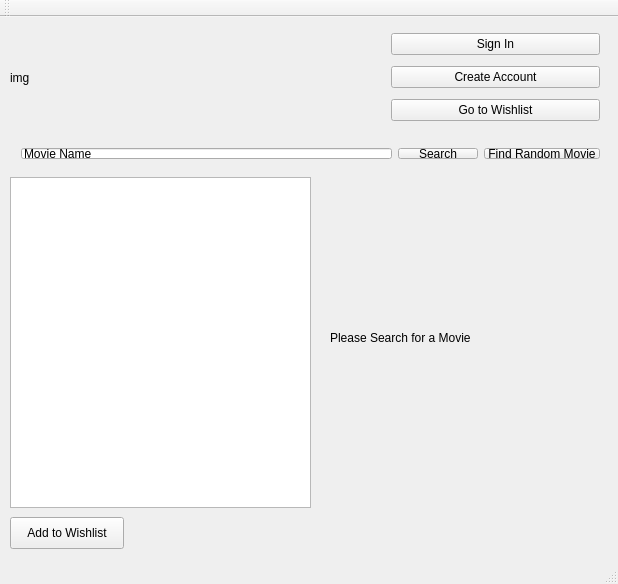
hoang1997/MovieInfoFinder, file mainwindow.ui: the form before one commit.
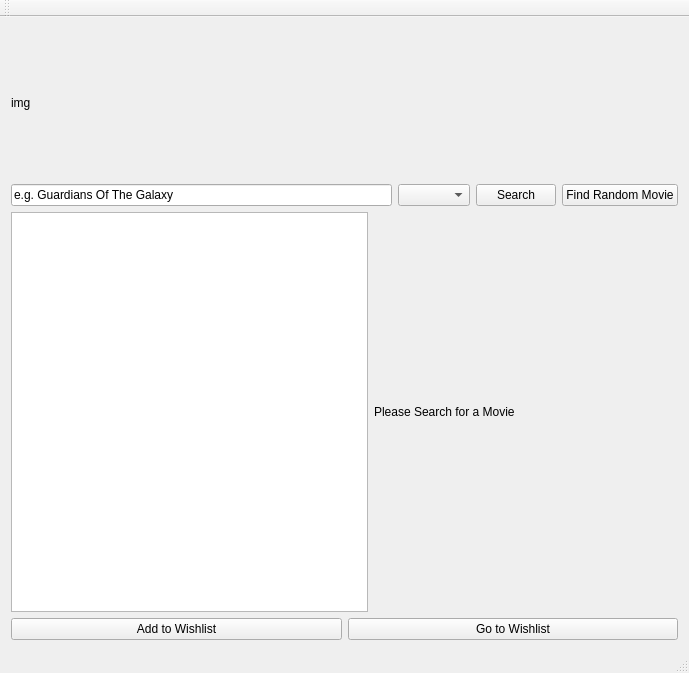
The form after the commit.

Patch:
```diff
--- a/mainwindow.ui
+++ b/mainwindow.ui
@@ -6,8 +6,8 @@
    <rect>
     <x>0</x>
     <y>0</y>
-    <width>618</width>
-    <height>584</height>
+    <width>689</width>
+    <height>662</height>
    </rect>
   </property>
   <property name="windowTitle">
@@ -23,52 +23,34 @@
    <property name="styleSheet">
     <string notr="true"/>
    </property>
-   <widget class="QListWidget" name="listWidget">
-    <property name="geometry">
-     <rect>
-      <x>10</x>
-      <y>160</y>
-      <width>301</width>
-      <height>331</height>
-     </rect>
-    </property>
-    <property name="autoFillBackground">
-     <bool>false</bool>
-    </property>
-    <property name="styleSheet">
-     <string notr="true"/>
-    </property>
-   </widget>
-   <widget class="QLabel" name="posterImg">
-    <property name="geometry">
-     <rect>
-      <x>330</x>
-      <y>160</y>
-      <width>271</width>
-      <height>321</height>
-     </rect>
+   <layout class="QVBoxLayout" name="verticalLayout_2">
+    <item>
+     <layout class="QVBoxLayout" name="verticalLayout">
+      <item>
+       <widget class="QLabel" name="logo">
+        <property name="minimumSize">
+         <size>
+          <width>0</width>
+          <height>150</height>
+         </size>
     </property>
     <property name="text">
-     <string>Please Search for a Movie</string>
-    </property>
-   </widget>
-   <widget class="QWidget" name="layoutWidget">
-    <property name="geometry">
-     <rect>
-      <x>10</x>
-      <y>120</y>
-      <width>601</width>
-      <height>33</height>
-     </rect>
-    </property>
+         <string>img                                                     </string>
+        </property>
+       </widget>
+      </item>
+      <item>
     <layout class="QHBoxLayout" name="horizontalLayout">
      <item>
       <widget class="QLineEdit" name="lineEdit">
        <property name="text">
-        <string>Movie Name</string>
+           <string>e.g. Guardians Of The Galaxy</string>
        </property>
       </widget>
      </item>
+        <item>
+         <widget class="QComboBox" name="comboBox"/>
+        </item>
      <item>
       <widget class="QPushButton" name="searchButton">
        <property name="text">
@@ -84,56 +66,48 @@
       </widget>
      </item>
     </layout>
-   </widget>
-   <widget class="QLabel" name="logo">
-    <property name="geometry">
-     <rect>
-      <x>10</x>
-      <y>10</y>
-      <width>371</width>
-      <height>101</height>
-     </rect>
+      </item>
+      <item>
+       <layout class="QHBoxLayout" name="horizontalLayout_3">
+        <item>
+         <widget class="QListWidget" name="listWidget">
+          <property name="maximumSize">
+           <size>
+            <width>500</width>
+            <height>400</height>
+           </size>
+          </property>
+          <property name="autoFillBackground">
+           <bool>false</bool>
+          </property>
+          <property name="styleSheet">
+           <string notr="true"/>
+          </property>
+         </widget>
+        </item>
+        <item>
+         <widget class="QLabel" name="posterImg">
+          <property name="minimumSize">
+           <size>
+            <width>300</width>
+            <height>400</height>
+           </size>
     </property>
     <property name="text">
-     <string>img</string>
-    </property>
-   </widget>
-   <widget class="QPushButton" name="pushButton_4">
-    <property name="geometry">
-     <rect>
-      <x>10</x>
-      <y>500</y>
-      <width>114</width>
-      <height>32</height>
-     </rect>
-    </property>
+           <string>Please Search for a Movie                                                 </string>
+          </property>
+         </widget>
+        </item>
+       </layout>
+      </item>
+      <item>
+       <layout class="QHBoxLayout" name="horizontalLayout_2">
+        <item>
+         <widget class="QPushButton" name="addToWIshlistButton">
     <property name="text">
      <string>Add to Wishlist</string>
     </property>
    </widget>
-   <widget class="QWidget" name="">
-    <property name="geometry">
-     <rect>
-      <x>380</x>
-      <y>0</y>
-      <width>231</width>
-      <height>121</height>
-     </rect>
-    </property>
-    <layout class="QVBoxLayout" name="verticalLayout">
-     <item>
-      <widget class="QPushButton" name="pushButton_2">
-       <property name="text">
-        <string>Sign In</string>
-       </property>
-      </widget>
-     </item>
-     <item>
-      <widget class="QPushButton" name="pushButton_3">
-       <property name="text">
-        <string>Create Account</string>
-       </property>
-      </widget>
      </item>
      <item>
       <widget class="QPushButton" name="pushButton">
@@ -146,7 +120,10 @@
       </widget>
      </item>
     </layout>
-   </widget>
+      </item>
+     </layout>
+    </item>
+   </layout>
   </widget>
   <widget class="QToolBar" name="mainToolBar">
    <attribute name="toolBarArea">
```
Lines whose indentation alone changed are shown as unchanged.
